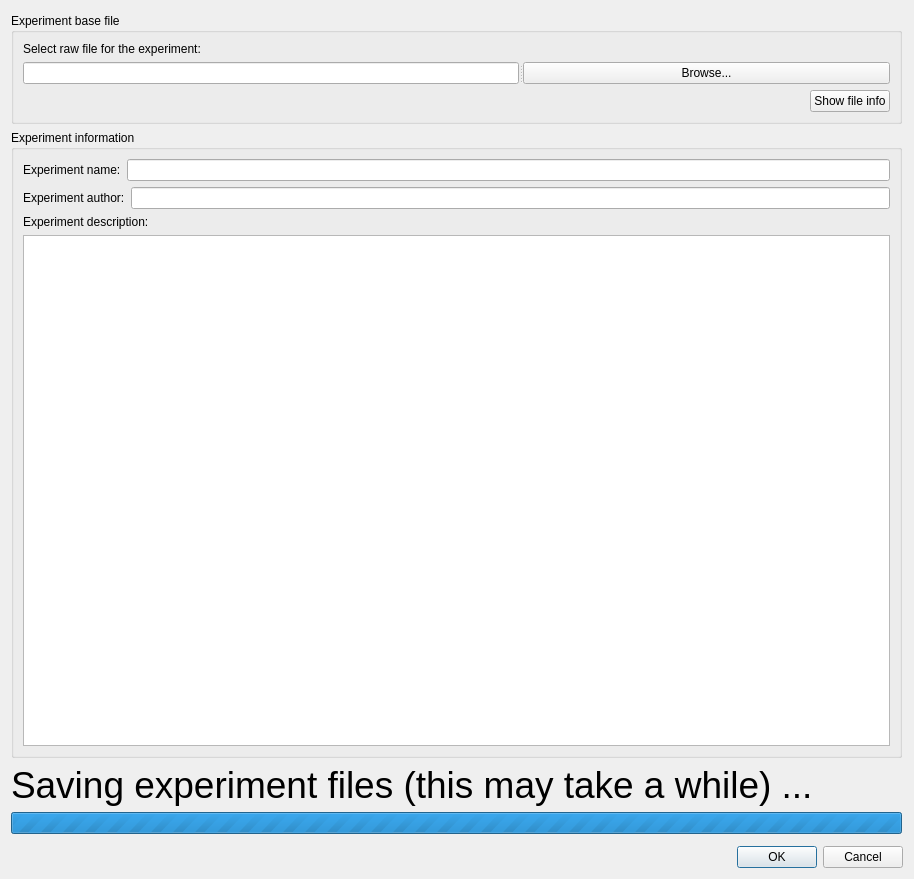
Above: hoksotin/ui/qt4Designer/createExperimentDialog.ui from cibr-jyu/meggie before the change. Below: the same form after it.
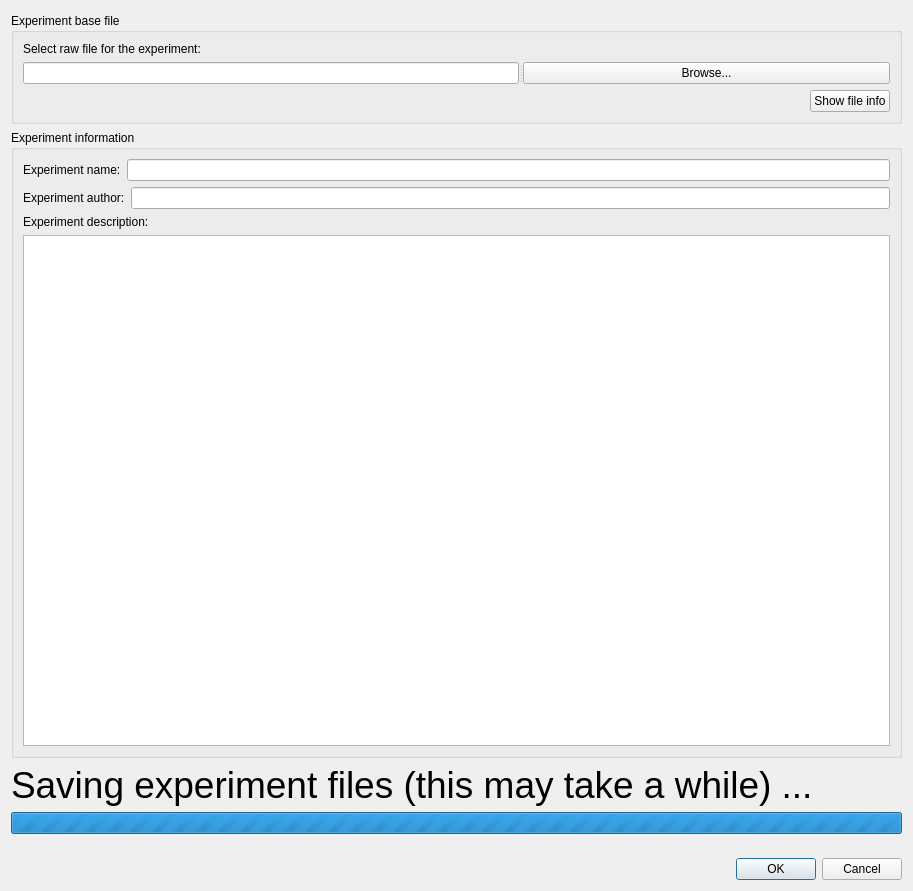
That is the form after the change.

Commit message: project -> experiment

What changed in the file:
```diff
--- a/hoksotin/ui/qt4Designer/createExperimentDialog.ui
+++ b/hoksotin/ui/qt4Designer/createExperimentDialog.ui
@@ -9,8 +9,8 @@
    <rect>
     <x>0</x>
     <y>0</y>
-    <width>914</width>
-    <height>879</height>
+    <width>913</width>
+    <height>891</height>
    </rect>
   </property>
   <property name="windowTitle">
@@ -40,8 +40,8 @@
        <rect>
         <x>0</x>
         <y>0</y>
-        <width>896</width>
-        <height>832</height>
+        <width>895</width>
+        <height>836</height>
        </rect>
       </property>
       <property name="minimumSize">
@@ -50,7 +50,7 @@
         <height>825</height>
        </size>
       </property>
-      <widget class="QWidget" name="">
+      <widget class="QWidget" name="layoutWidget">
        <property name="geometry">
         <rect>
          <x>0</x>
```
Left out of the diff: 2 changed lines with no effect on the pictures. The commit also changes 3 other files.
